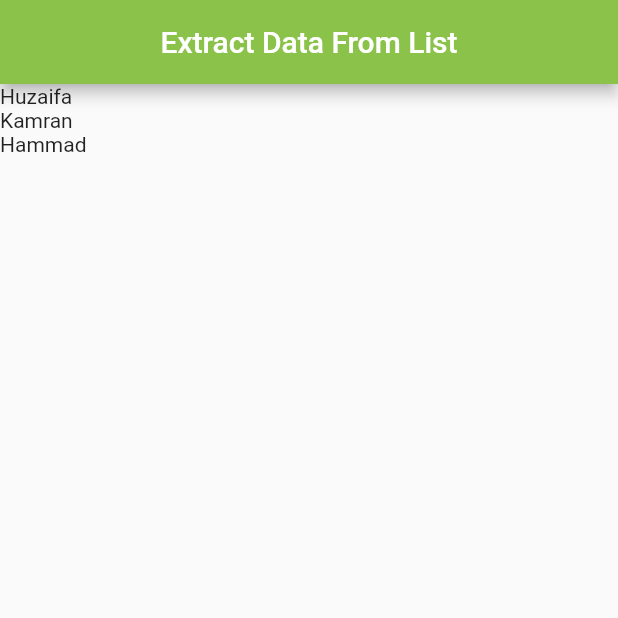
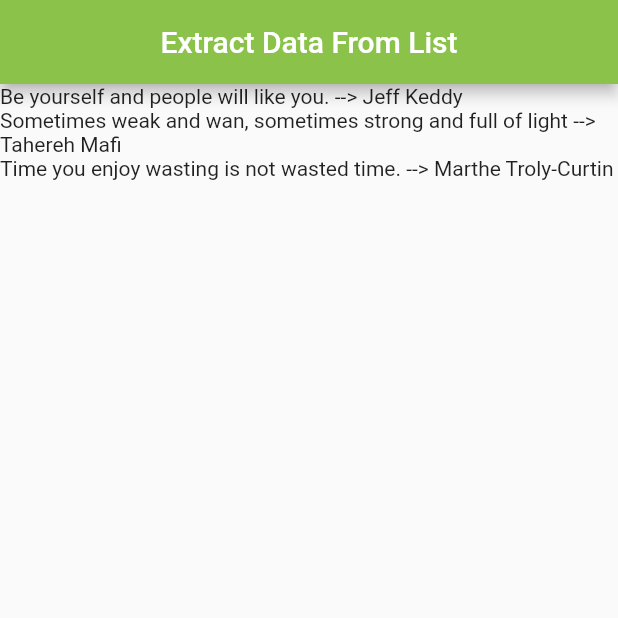
Before and after one commit to huzaifak08/BIDDERSHUD-App, a Flutter app: the screen it shows after launch, on a phone screen of 412 x 824 dp, the top half of it. Run offline on Flutter 3.47's test engine with Material 2 defaults, Android fonts, the phone set to English and light mode, and no system bars; missing offline and left inert: dart:ffi.

Commit message:
Custom Class-> ListData using Constructor

```diff
--- a/lib/ListData.dart
+++ b/lib/ListData.dart
@@ -1,6 +1,7 @@
 import 'dart:ffi';
 
 import 'package:flutter/material.dart';
+import 'package:nft/customClass.dart';
 
 class MyData extends StatefulWidget {
   const MyData({Key? key}) : super(key: key);
@@ -10,13 +11,24 @@ class MyData extends StatefulWidget {
 }
 
 class _MyDataState extends State<MyData> {
+  /*
   List<String> quotes = [
     "I can accept failure, everyone fails at something. But I can't accept not trying.",
     "I've never lost a game, I just ran out of time.",
     "Talent wins games, but teamwork and intelligence wins championships."
   ];
 
-  List<String> names = ["Huzaifa", "Kamran", "Hammad"];
+  List<String> names = ["Huzaifa", "Kamran", "Hammad"]; */
+
+  List<Quote> quotes = [
+    Quote(text: "Be yourself and people will like you.", author: "Jeff Keddy"),
+    Quote(
+        text: "Sometimes weak and wan, sometimes strong and full of light",
+        author: "Tahereh Mafi"),
+    Quote(
+        text: "Time you enjoy wasting is not wasted time.",
+        author: "Marthe Troly-Curtin")
+  ];
 
   @override
   Widget build(BuildContext context) {
@@ -29,7 +41,7 @@ class _MyDataState extends State<MyData> {
       body: Column(
         crossAxisAlignment: CrossAxisAlignment.start,
         // children: quotes.map((q) => Text(q)).toList(),
-        children: names.map((n) => Text(n)).toList(),
+        children: quotes.map((q) => Text('${q.text} --> ${q.author}')).toList(),
       ),
     );
   }
--- /dev/null
+++ b/lib/customClass.dart
@@ -0,0 +1,13 @@
+class Quote {
+  String text;
+  String author;
+
+  /*
+  Quote(String text,String author)
+  {
+    this.text = text;
+    this.author = author;
+  } */
+
+  Quote({required this.text, required this.author});
+}
```
